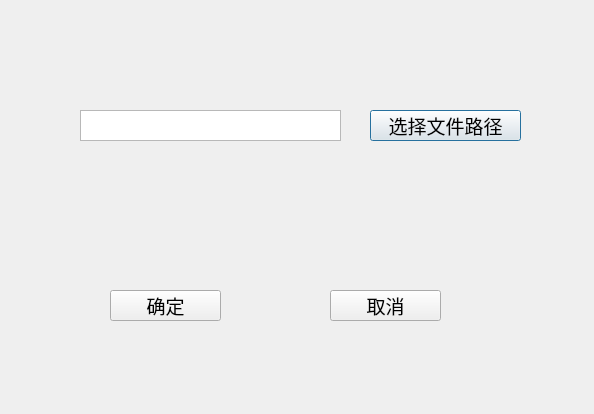
This is upload.ui in LJC13579/fare-sharing as Qt 5 draws it before an edit. The edited form follows.
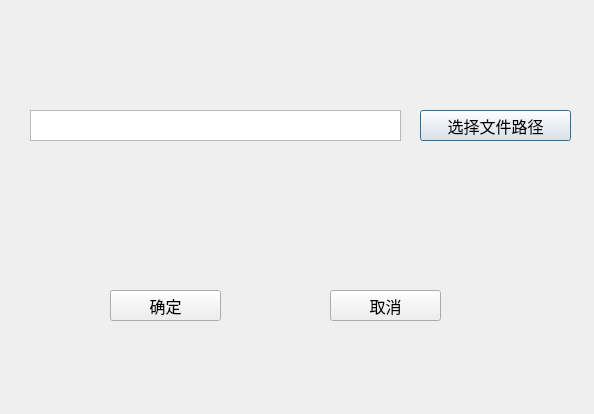
This is the edited form.

Patch:
```diff
--- a/upload.ui
+++ b/upload.ui
@@ -16,7 +16,7 @@
   <widget class="QPushButton" name="bt_upload_path">
    <property name="geometry">
     <rect>
-     <x>370</x>
+     <x>420</x>
      <y>110</y>
      <width>151</width>
      <height>31</height>
@@ -24,8 +24,8 @@
    </property>
    <property name="font">
     <font>
-     <family>等线</family>
-     <pointsize>14</pointsize>
+     <family>华文细黑</family>
+     <pointsize>12</pointsize>
     </font>
    </property>
    <property name="text">
@@ -43,8 +43,8 @@
    </property>
    <property name="font">
     <font>
-     <family>Agency FB</family>
-     <pointsize>14</pointsize>
+     <family>华文细黑</family>
+     <pointsize>12</pointsize>
     </font>
    </property>
    <property name="text">
@@ -62,8 +62,8 @@
    </property>
    <property name="font">
     <font>
-     <family>Agency FB</family>
-     <pointsize>14</pointsize>
+     <family>华文细黑</family>
+     <pointsize>12</pointsize>
     </font>
    </property>
    <property name="text">
@@ -73,9 +73,9 @@
   <widget class="QTextEdit" name="text_upload_path">
    <property name="geometry">
     <rect>
-     <x>80</x>
+     <x>30</x>
      <y>110</y>
-     <width>261</width>
+     <width>371</width>
      <height>31</height>
     </rect>
    </property>
```
